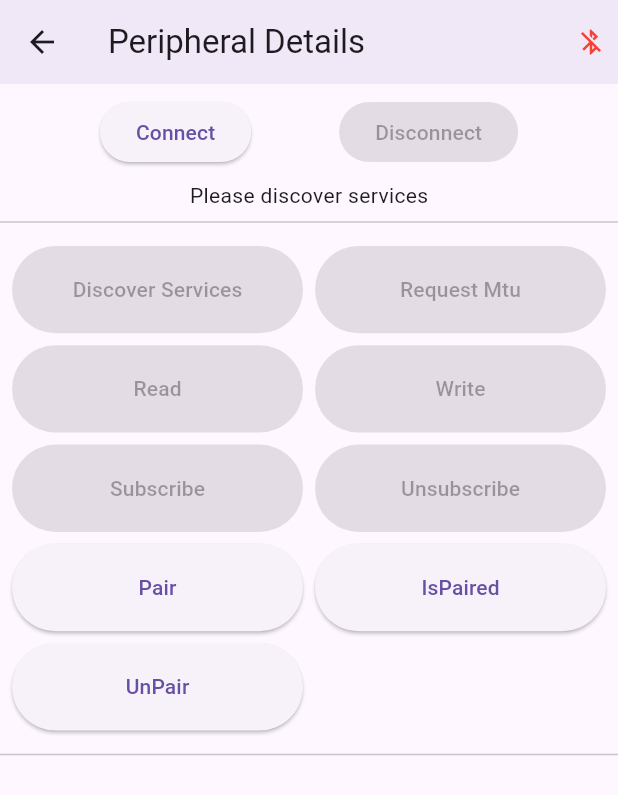
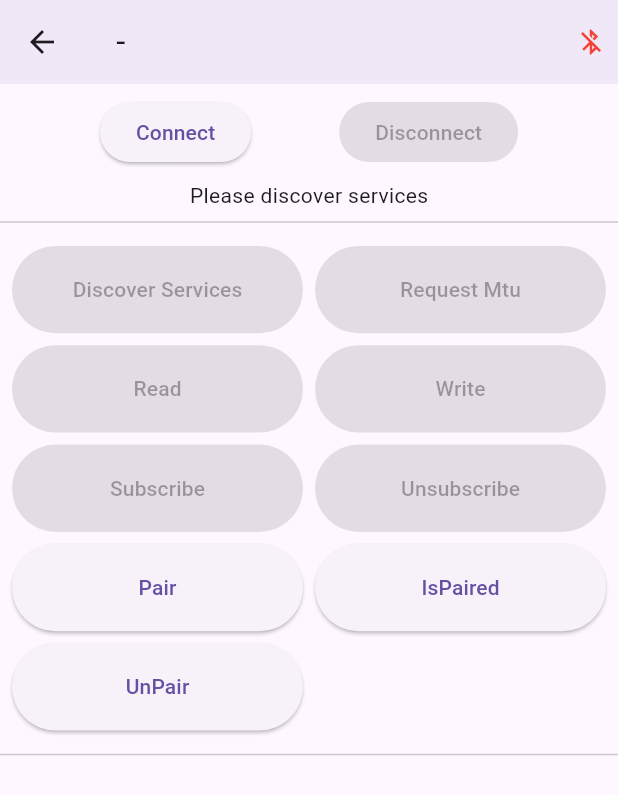
Before and after one commit to Navideck/universal_ble, a Flutter app: the PeripheralDetailPage screen opened directly with empty values, on a phone screen of 412 x 824 dp. Shown: the top 795 px of the screen. Run offline on Flutter 3.47's test engine with Material 3 defaults, Android fonts, the phone set to English and light mode, and no system bars; our stand-ins replace convert, device_info_plus, expandable, permission_handler; missing offline and left inert: bluez, flutter_web_bluetooth.

Commit message:
Show device name in details page Allows service and characteristic to be selectable

```diff
--- a/example/lib/home/home.dart
+++ b/example/lib/home/home.dart
@@ -233,7 +233,9 @@ class _MyAppState extends State<MyApp> {
                                   context,
                                   MaterialPageRoute(
                                     builder: (context) => PeripheralDetailPage(
-                                        scanResult.deviceId),
+                                      scanResult.deviceId,
+                                      scanResult.name ?? "Unknown Peripheral",
+                                    ),
                                   ));
                               UniversalBle.stopScan();
                               setState(() {
--- a/example/lib/peripheral_details/peripheral_detail_page.dart
+++ b/example/lib/peripheral_details/peripheral_detail_page.dart
@@ -14,7 +14,9 @@ import 'package:universal_ble_example/widgets/responsive_view.dart';
 
 class PeripheralDetailPage extends StatefulWidget {
   final String deviceId;
-  const PeripheralDetailPage(this.deviceId, {Key? key}) : super(key: key);
+  final String deviceName;
+  const PeripheralDetailPage(this.deviceId, this.deviceName, {Key? key})
+      : super(key: key);
 
   @override
   State<StatefulWidget> createState() {
@@ -191,7 +193,7 @@ class _PeripheralDetailPageState extends State<PeripheralDetailPage> {
   Widget build(BuildContext context) {
     return Scaffold(
       appBar: AppBar(
-        title: const Text('Peripheral Details'),
+        title: Text("${widget.deviceName} - ${widget.deviceId}"),
         elevation: 4,
         actions: [
           Padding(
@@ -277,14 +279,14 @@ class _PeripheralDetailPageState extends State<PeripheralDetailPage> {
                               ),
                               child: Card(
                                 child: ListTile(
-                                  title: Text(
-                                    "Char: ${selectedCharacteristic!.characteristic.uuid}",
+                                  title: SelectableText(
+                                    "Characteristic: ${selectedCharacteristic!.characteristic.uuid}",
                                   ),
                                   subtitle: Column(
                                     crossAxisAlignment:
                                         CrossAxisAlignment.start,
                                     children: [
-                                      Text(
+                                      SelectableText(
                                         "Service: ${selectedCharacteristic!.service.uuid}",
                                       ),
                                       Text(
```
